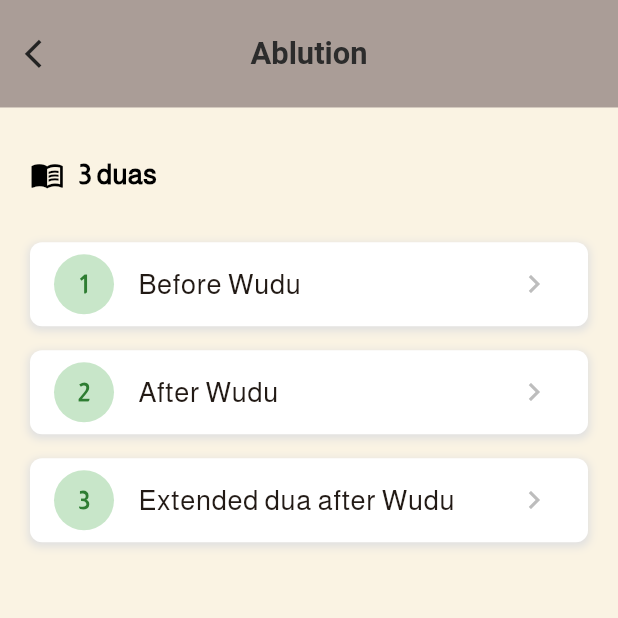
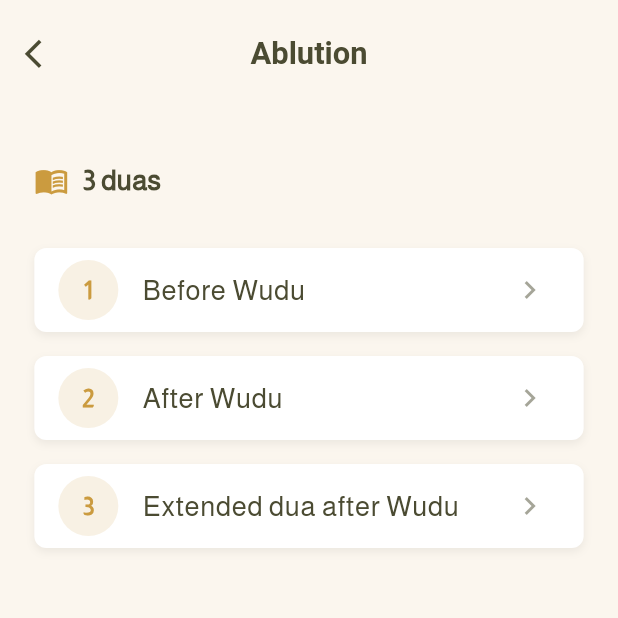
Before and after one commit to abdullahwaseem-dev/ALLAH_EVERYWHERE, a Flutter app: the Dua2Screen screen opened directly with sample values from the repository, on a phone screen of 412 x 824 dp, the top half of it. Run offline on Flutter 3.47's test engine with Material 3 defaults, Android fonts, the phone set to English and light mode, and no system bars; our stand-ins replace adhan, audio_service, cloud_firestore, firebase_auth, firebase_core, firebase_crashlytics and 16 more; missing offline and left inert: flutter_qiblah, quran; accounts and stored records are empty; generated files the repository leaves out were written again.

Commit message:
Theme the remaining detail/settings screens: Hadith chapters/detail, Dua detail, About Us, Privacy Policy, Edit Profile, Change Password
Completes the rollout started on Home - every screen in the app now
uses the flat card system and brand palette instead of the old mix
of baked background images and hardcoded light-only colors. About
Us and Privacy Policy already had isDark-aware text color from an
earlier pass but still used a background image in light mode with a
plain black swap in dark mode; both now use the same flat bgLight/
bgDark tokens as everywhere else for visual consistency.

Co-Authored-By: Claude Sonnet 5 <noreply@anthropic.com>

```diff
--- a/lib/dua_2.dart
+++ b/lib/dua_2.dart
@@ -12,35 +12,40 @@ class Dua2Screen extends StatelessWidget {
 
   @override
   Widget build(BuildContext context) {
+    final isDark = Theme.of(context).brightness == Brightness.dark;
+    final accent = isDark ? VoidColors.goldDark : VoidColors.gold;
+    final textColor = isDark ? VoidColors.textDarkPrimary : VoidColors.oliveDeep;
+    final cardColor = isDark ? VoidColors.cardDark : VoidColors.cardLight;
+
     return Scaffold(
-      backgroundColor: VoidColors.secondary,
+      backgroundColor: isDark ? VoidColors.bgDark : VoidColors.bgLight,
       appBar: AppBar(
         toolbarHeight: 60.h,
-        backgroundColor: VoidColors.brown,
+        backgroundColor: Colors.transparent,
         elevation: 0,
         leading: IconButton(
-          icon: Icon(Icons.arrow_back_ios, color: VoidColors.black, size: 20.sp),
+          icon: Icon(Icons.arrow_back_ios, color: textColor, size: 20.sp),
           onPressed: () => Navigator.pop(context),
         ),
         title: Text(
           category.title,
-          style: TextStyle(fontSize: 18.sp, fontWeight: FontWeight.w600),
+          style: TextStyle(fontSize: 18.sp, fontWeight: FontWeight.w600, color: textColor),
         ),
         centerTitle: true,
       ),
       body: SingleChildScrollView(
-        padding: EdgeInsets.all(20.0),
+        padding: EdgeInsets.fromLTRB(20.w, 20.h, 20.w, 110.h),
         child: Column(
           crossAxisAlignment: CrossAxisAlignment.start,
           children: [
             SizedBox(height: 10.h),
             Row(
               children: [
-                Icon(Icons.menu_book_outlined, color: Colors.black, size: 20.sp),
+                Icon(Icons.menu_book_outlined, color: accent, size: 20.sp),
                 SizedBox(width: 8.w),
                 Text(
                   '${category.duas.length} duas',
-                  style: TextStyle(fontSize: 16.sp, fontWeight: FontWeight.bold, color: Colors.black),
+                  style: TextStyle(fontSize: 16.sp, fontWeight: FontWeight.bold, color: textColor),
                 ),
               ],
             ),
@@ -54,6 +59,10 @@ class Dua2Screen extends StatelessWidget {
                 return DuaCard(
                   number: '${index + 1}',
                   title: dua.title,
+                  isDark: isDark,
+                  accent: accent,
+                  cardColor: cardColor,
+                  textColor: textColor,
                   onTap: () => Get.to(() => DuaDetailScreen(
                         dua: dua,
                         index: index + 1,
@@ -73,10 +82,22 @@ class Dua2Screen extends StatelessWidget {
 class DuaCard extends StatelessWidget {
   final String number;
   final String title;
+  final bool isDark;
+  final Color accent;
+  final Color cardColor;
+  final Color textColor;
   final VoidCallback onTap;
 
-  const DuaCard({Key? key, required this.number, required this.title, required this.onTap})
-      : super(key: key);
+  const DuaCard({
+    Key? key,
+    required this.number,
+    required this.title,
+    required this.isDark,
+    required this.accent,
+    required this.cardColor,
+    required this.textColor,
+    required this.onTap,
+  }) : super(key: key);
 
   @override
   Widget build(BuildContext context) {
@@ -84,19 +105,19 @@ class DuaCard extends StatelessWidget {
       padding: const EdgeInsets.symmetric(vertical: 8.0),
       child: Container(
         decoration: BoxDecoration(
-          color: Colors.white,
+          color: cardColor,
           borderRadius: BorderRadius.circular(8),
           boxShadow: [
-            BoxShadow(color: Colors.grey.shade300, blurRadius: 4, spreadRadius: 1, offset: Offset(0, 2)),
+            BoxShadow(color: Colors.black.withOpacity(isDark ? 0.25 : 0.06), blurRadius: 4, offset: const Offset(0, 2)),
           ],
         ),
         child: ListTile(
           leading: CircleAvatar(
-            backgroundColor: Colors.green.shade100,
-            child: Text(number, style: TextStyle(color: Colors.green.shade800, fontWeight: FontWeight.bold)),
+            backgroundColor: accent.withOpacity(isDark ? 0.25 : 0.14),
+            child: Text(number, style: TextStyle(color: accent, fontWeight: FontWeight.bold)),
           ),
-          title: Text(title, style: TextStyle(fontSize: 16.sp, fontWeight: FontWeight.w400)),
-          trailing: Icon(Icons.chevron_right, color: Colors.grey.shade400),
+          title: Text(title, style: TextStyle(fontSize: 16.sp, fontWeight: FontWeight.w400, color: textColor)),
+          trailing: Icon(Icons.chevron_right, color: textColor.withOpacity(0.5)),
           onTap: onTap,
         ),
       ),
```
Also changed, not shown: lib/About_us.dart (+4 -9 lines), lib/Hadith_detail.dart (+45 -33 lines), lib/change_password_screen.dart (+20 -14 lines), lib/duadetail.dart (+25 -16 lines), lib/editprofilescreen.dart (+20 -18 lines), lib/hadith_chapters.dart (+42 -31 lines), lib/privacy_policy.dart (+4 -9 lines).
